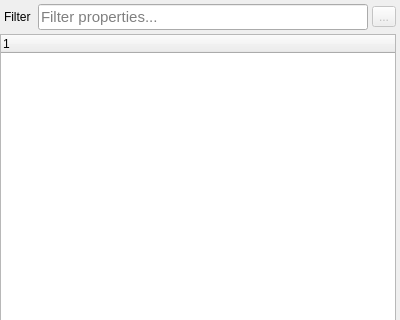
First picture: the form in sources/properties/propertyview.ui, repository mikaelsundell/stageviz, before the edit; both pictures show x 0 to 400 and y 0 to 320 of the 400 by 800 pixel window.
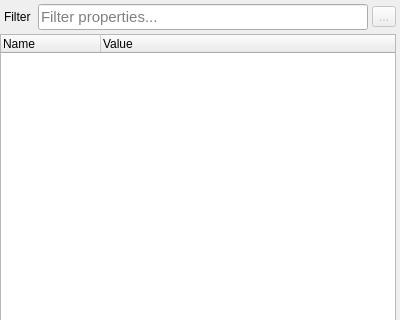
Second picture: the form after the edit. Custom widgets are drawn as their Qt base class.

The edit to the form file:
```diff
--- a/sources/properties/propertyview.ui
+++ b/sources/properties/propertyview.ui
@@ -91,7 +91,17 @@
     <widget class="stageviz::PropertyTree" name="propertyTree">
      <column>
       <property name="text">
-       <string notr="true">1</string>
+       <string>Name</string>
+      </property>
+     </column>
+     <column>
+      <property name="text">
+       <string>Value</string>
+      </property>
+     </column>
+     <column>
+      <property name="text">
+       <string notr="true"/>
       </property>
      </column>
     </widget>
```
